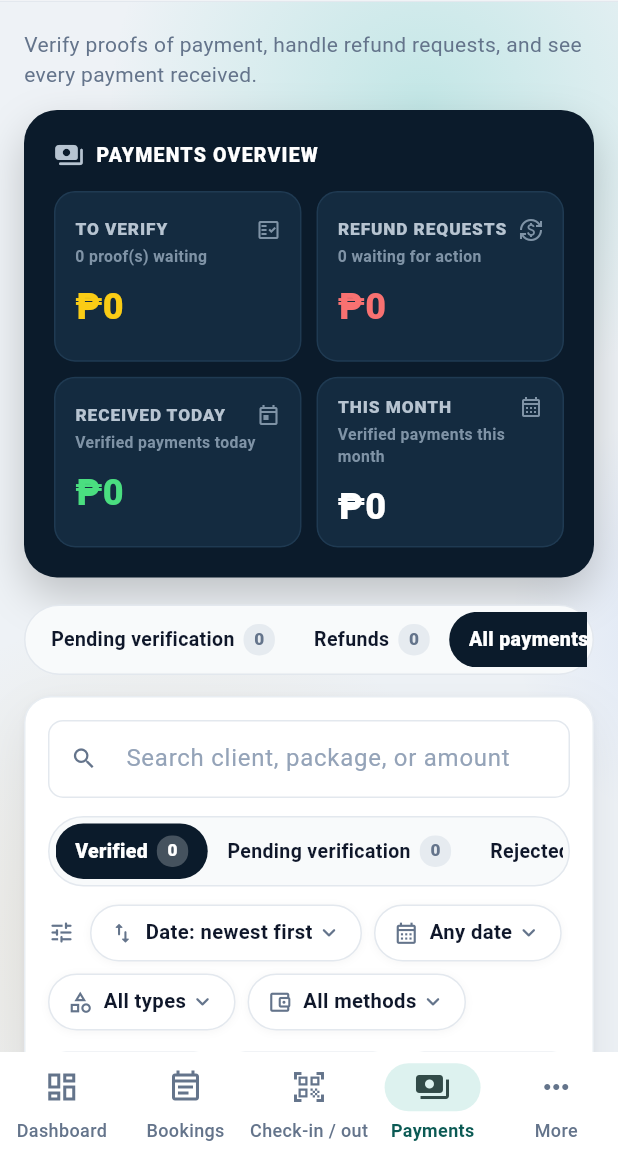
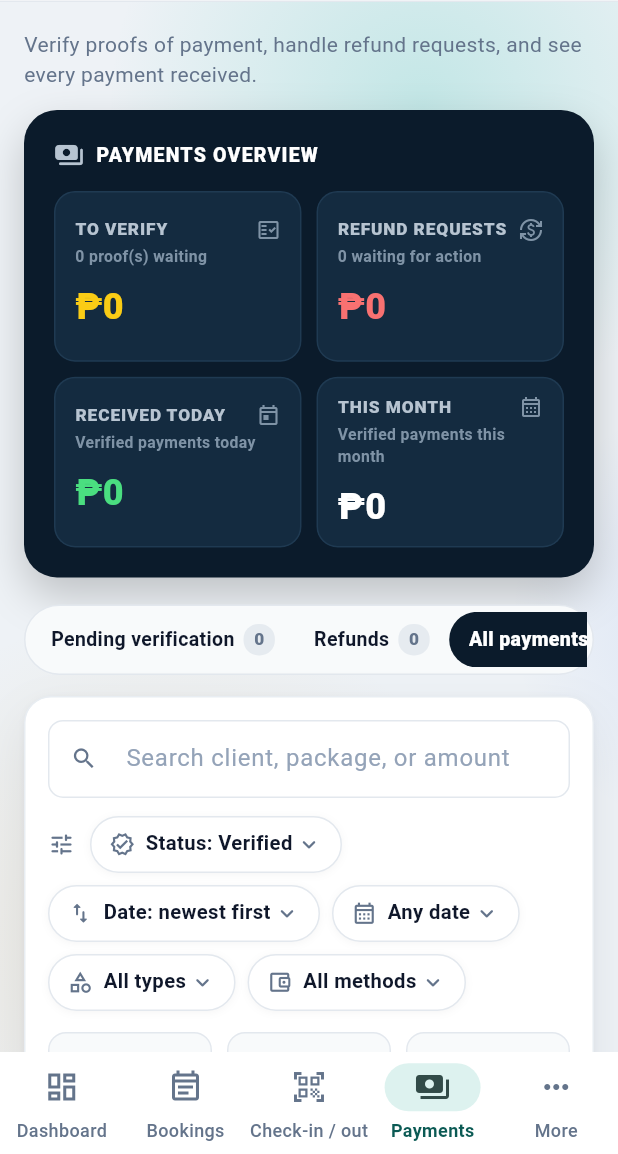
Before and after one commit to kriziabuena34-web/ResortPro, a Flutter app: the AdminDashboardPage screen opened directly, after a tap on "Total collected", after a tap on "REFUND REQUESTS", after a tap on "RECEIVED TODAY", on a phone screen of 412 x 824 dp, the part 82-1236 px from its top. Run offline on Flutter 3.47's test engine with Material 3 defaults, Android fonts, the phone set to English and light mode, and no system bars; our stand-ins replace flutter_local_notifications, flutter_map, geolocator, google_sign_in, image_picker, latlong2 and 5 more; missing offline and left inert: excel, file_saver, mobile_scanner, workmanager; accounts and stored records are empty; network calls fail.

Commit message:
Payments: status dropdown, date presets and calendar, column spacing
Co-Authored-By: Claude Opus 5.5 <noreply@anthropic.com>

Claude-Session: https://claude.ai/code/session_018aPc1BpboXZkenUgfnyGqX

```diff
--- a/resortpro_admin/lib/screens/modules/payments_page.dart
+++ b/resortpro_admin/lib/screens/modules/payments_page.dart
@@ -889,18 +889,19 @@ class _PaymentsPageState extends State<PaymentsPage> {
   // Lahat ng bayad
   // -------------------------------------------------------------------------
 
-  static const _flex = (date: 3, client: 6, type: 3, method: 3, ref: 4, amount: 3, status: 3);
+  static const _flex = (date: 3, client: 6, type: 3, method: 3, ref: 5, amount: 3, status: 3);
   static const _rowPadding = EdgeInsets.fromLTRB(20, 12, 20, 12);
 
-  Widget _cell(int flex, Widget child, {bool end = false}) => Expanded(
+  Widget _cell(int flex, Widget child, {bool end = false, double gap = 20}) => Expanded(
         flex: flex,
         child: Padding(
-          padding: EdgeInsets.only(right: end ? 0 : 14),
+          padding: EdgeInsets.only(right: end ? 0 : gap),
           child: child,
         ),
       );
 
   bool get _anyFilter =>
+      _status != 'verified' ||
       _method != 'all' || _kind != 'all' || _range != null || _sort != _PaySort.newest || _query.trim().isNotEmpty;
 
   List<Widget> _allSection(List<_PaymentEntry> entries, double width) {
@@ -951,12 +952,6 @@ class _PaymentsPageState extends State<PaymentsPage> {
       _PaySort.amountHigh: tr('sortAmountHigh'),
       _PaySort.amountLow: tr('sortAmountLow'),
     };
-    final r = _range;
-    final rangeLabel = r == null
-        ? tr('anyDate')
-        : DateUtils.isSameDay(r.start, r.end)
-            ? formatDate(r.start)
-            : '${formatDate(r.start)} – ${formatDate(r.end)}';
     final table = width >= 900;
 
     Widget mini(String label, String value, Color color) => Expanded(
@@ -993,28 +988,10 @@ class _PaymentsPageState extends State<PaymentsPage> {
           child: Column(
             crossAxisAlignment: CrossAxisAlignment.stretch,
             children: [
-              Wrap(
-                spacing: 16,
-                runSpacing: 12,
-                crossAxisAlignment: WrapCrossAlignment.center,
-                children: [
-                  SizedBox(
-                    width: width >= 900 ? 340 : double.infinity,
-                    child: SearchBox(
-                      controller: _searchController,
-                      hint: tr('searchPaymentsHint'),
-                      onChanged: (v) => setState(() => _query = v),
-                    ),
-                  ),
-                  CountTabs<String>(
-                    value: _status,
-                    onChanged: (v) => setState(() => _status = v),
-                    items: [
-                      for (final s in const ['verified', 'pending', 'rejected', 'all'])
-                        (value: s, label: s == 'all' ? tr('filterAll') : paymentStatusLabel(s), count: count(s)),
-                    ],
-                  ),
-                ],
+              SearchBox(
+                controller: _searchController,
+                hint: tr('searchPaymentsHint'),
+                onChanged: (v) => setState(() => _query = v),
               ),
               const SizedBox(height: 12),
               Wrap(
@@ -1026,7 +1003,31 @@ class _PaymentsPageState extends State<PaymentsPage> {
                     padding: EdgeInsets.only(right: 2),
                     child: Icon(Icons.tune_rounded, size: 18, color: AppColors.muted),
                   ),
+                  PopupMenuButton<String>(
+                    tooltip: tr('pyColStatus'),
+                    position: PopupMenuPosition.under,
+                    onSelected: (v) => setState(() => _status = v),
+                    itemBuilder: (context) => [
+                      for (final st in const ['verified', 'pending', 'rejected', 'all'])
+                        CheckedPopupMenuItem(
+                          value: st,
+                          checked: _status == st,
+                          child: Text('${st == 'all' ? tr('pyAllStatuses') : paymentStatusLabel(st)}  (${count(st)})'),
+                        ),
+                    ],
+                    child: FilterPill(
+                      icon: _status == 'rejected'
+                          ? Icons.block_rounded
+                          : _status == 'pending'
+                              ? Icons.hourglass_top_rounded
+                              : Icons.verified_outlined,
+                      label: _status == 'all' ? tr('pyAllStatuses') : tr('bkStatusChip', {'s': paymentStatusLabel(_status)}),
+                      active: _status != 'verified',
+                      dropdown: true,
+                    ),
+                  ),
                   PopupMenuButton<_PaySort>(
+                    position: PopupMenuPosition.under,
                     tooltip: tr('sortBy'),
                     initialValue: _sort,
                     onSelected: (v) => setState(() => _sort = v),
@@ -1041,25 +1042,10 @@ class _PaymentsPageState extends State<PaymentsPage> {
                       dropdown: true,
                     ),
                   ),
-                  FilterPill(
-                    icon: Icons.calendar_month_outlined,
-                    label: rangeLabel,
-                    active: r != null,
-                    dropdown: r == null,
-                    onTap: () async {
-                      final now = DateTime.now();
-                      final picked = await showDateRangePicker(
-                        context: context,
-                        firstDate: DateTime(now.year - 3),
-                        lastDate: DateTime(now.year + 3, 12, 31),
-                        initialDateRange: r,
-                      );
-                      if (picked != null) setState(() => _range = picked);
-                    },
-                    onClear: () => setState(() => _range = null),
-                  ),
+                  DateRangeFilter(range: _range, onChanged: (v) => setState(() => _range = v)),
                   PopupMenuButton<String>(
                     tooltip: tr('allTypes'),
+                    position: PopupMenuPosition.under,
                     onSelected: (v) => setState(() => _kind = v),
                     itemBuilder: (context) => [
                       for (final k in const ['all', 'downpayment', 'balance'])
@@ -1078,6 +1064,7 @@ class _PaymentsPageState extends State<PaymentsPage> {
                   ),
                   PopupMenuButton<String>(
                     tooltip: tr('allMethods'),
+                    position: PopupMenuPosition.under,
                     onSelected: (v) => setState(() => _method = v),
                     itemBuilder: (context) => [
                       CheckedPopupMenuItem(value: 'all', checked: _method == 'all', child: Text(tr('allMethods'))),
@@ -1094,6 +1081,7 @@ class _PaymentsPageState extends State<PaymentsPage> {
                   if (_anyFilter)
                     TextButton.icon(
                       onPressed: () => setState(() {
+                        _status = 'verified';
                         _method = 'all';
                         _kind = 'all';
                         _range = null;
@@ -1157,7 +1145,7 @@ class _PaymentsPageState extends State<PaymentsPage> {
           h(tr('pyColType'), _flex.type),
           h(tr('pyColMethod'), _flex.method),
           h(tr('pyColRef'), _flex.ref),
-          h(tr('pyColAmount'), _flex.amount, align: TextAlign.right),
+          _cell(_flex.amount, Text(tr('pyColAmount'), textAlign: TextAlign.right, style: _caps), gap: 36),
           h(tr('pyColStatus'), _flex.status, end: true),
         ],
       ),
@@ -1232,6 +1220,7 @@ class _PaymentsPageState extends State<PaymentsPage> {
                 color: e.status == 'rejected' ? AppColors.muted : AppColors.text,
               ),
             ),
+            gap: 36,
           ),
           _cell(_flex.status, Align(alignment: Alignment.centerLeft, child: _statusPill(e.status)), end: true),
         ],
--- a/resortpro_admin/lib/widgets/list_controls.dart
+++ b/resortpro_admin/lib/widgets/list_controls.dart
@@ -96,6 +96,138 @@ class DateRangeChip extends StatelessWidget {
         if (picked != null) onChanged(picked);
       },
       onDeleted: r == null ? null : () => onChanged(null),
+    );
+  }
+}
+
+/// Filter ng petsa: mabilisang pagpili (Today, This month…) o sariling range
+/// sa isang maayos na calendar dialog.
+class DateRangeFilter extends StatelessWidget {
+  const DateRangeFilter({super.key, required this.range, required this.onChanged});
+
+  final DateTimeRange? range;
+  final ValueChanged<DateTimeRange?> onChanged;
+
+  static DateTimeRange _day(DateTime d) => DateTimeRange(start: DateUtils.dateOnly(d), end: DateUtils.dateOnly(d));
+
+  static Map<String, DateTimeRange> presets() {
+    final now = DateUtils.dateOnly(DateTime.now());
+    final weekStart = now.subtract(Duration(days: now.weekday - 1));
+    return {
+      'drToday': _day(now),
+      'drYesterday': _day(now.subtract(const Duration(days: 1))),
+      'drThisWeek': DateTimeRange(start: weekStart, end: weekStart.add(const Duration(days: 6))),
+      'drLast7': DateTimeRange(start: now.subtract(const Duration(days: 6)), end: now),
+      'drThisMonth': DateTimeRange(start: DateTime(now.year, now.month), end: DateTime(now.year, now.month + 1, 0)),
+      'drLastMonth': DateTimeRange(start: DateTime(now.year, now.month - 1), end: DateTime(now.year, now.month, 0)),
+    };
+  }
+
+  static bool _same(DateTimeRange a, DateTimeRange b) =>
+      DateUtils.isSameDay(a.start, b.start) && DateUtils.isSameDay(a.end, b.end);
+
+  /// Calendar na nasa gitna at hindi full screen.
+  static Future<DateTimeRange?> pickCustom(BuildContext context, DateTimeRange? initial) {
+    final now = DateTime.now();
+    return showDateRangePicker(
+      context: context,
+      firstDate: DateTime(now.year - 3),
+      lastDate: DateTime(now.year + 3, 12, 31),
+      initialDateRange: initial,
+      currentDate: now,
+      initialEntryMode: DatePickerEntryMode.calendarOnly,
+      helpText: tr('drPickTitle'),
+      saveText: tr('drApply'),
+      builder: (context, child) {
+        final theme = Theme.of(context);
+        return Theme(
+          data: theme.copyWith(
+            datePickerTheme: theme.datePickerTheme.copyWith(
+              backgroundColor: Colors.white,
+              headerBackgroundColor: AppColors.ink,
+              headerForegroundColor: Colors.white,
+              rangeSelectionBackgroundColor: AppColors.primary.withValues(alpha: 0.12),
+              rangePickerHeaderBackgroundColor: AppColors.ink,
+              rangePickerHeaderForegroundColor: Colors.white,
+              rangePickerBackgroundColor: Colors.white,
+              todayBorder: const BorderSide(color: AppColors.primary),
+              dayShape: WidgetStatePropertyAll(RoundedRectangleBorder(borderRadius: BorderRadius.circular(10))),
+            ),
+          ),
+          child: Center(
+            child: Padding(
+              padding: const EdgeInsets.all(16),
+              child: ConstrainedBox(
+                constraints: const BoxConstraints(maxWidth: 420, maxHeight: 640),
+                child: ClipRRect(
+                  borderRadius: BorderRadius.circular(22),
+                  child: Material(
+                    elevation: 12,
+                    child: child,
+                  ),
+                ),
+              ),
+            ),
+          ),
+        );
+      },
+    );
+  }
+
+  @override
+  Widget build(BuildContext context) {
+    final r = range;
+    final p = presets();
+    String? presetKey;
+    if (r != null) {
+      for (final e in p.entries) {
+        if (_same(e.value, r)) presetKey = e.key;
+      }
+    }
+    final label = r == null
+        ? tr('anyDate')
+        : presetKey != null
+            ? tr(presetKey)
+            : DateUtils.isSameDay(r.start, r.end)
+                ? formatDate(r.start)
+                : '${formatDate(r.start)} – ${formatDate(r.end)}';
+
+    return PopupMenuButton<String>(
+      tooltip: tr('fieldDate'),
+      position: PopupMenuPosition.under,
+      onSelected: (v) async {
+        if (v == '__any') return onChanged(null);
+        if (v == '__custom') {
+          final picked = await pickCustom(context, r);
+          if (picked != null) onChanged(picked);
+          return;
+        }
+        onChanged(p[v]);
+      },
+      itemBuilder: (context) => [
+        CheckedPopupMenuItem(value: '__any', checked: r == null, child: Text(tr('anyDate'))),
+        const PopupMenuDivider(),
+        for (final e in p.entries)
+          CheckedPopupMenuItem(value: e.key, checked: presetKey == e.key, child: Text(tr(e.key))),
+        const PopupMenuDivider(),
+        PopupMenuItem(
+          value: '__custom',
+          child: Row(
+            children: [
+              const Icon(Icons.edit_calendar_outlined, size: 18, color: AppColors.primary),
+              const SizedBox(width: 10),
+              Text(r != null && presetKey == null ? '${tr('drCustom')} ✓' : tr('drCustom')),
+            ],
+          ),
+        ),
+      ],
+      child: FilterPill(
+        icon: Icons.calendar_month_outlined,
+        label: label,
+        active: r != null,
+        dropdown: r == null,
+        onClear: () => onChanged(null),
+      ),
     );
   }
 }
```
Also changed, not shown: resortpro_admin/lib/l10n/app_strings.dart (+30 -0 lines), resortpro_admin/lib/screens/modules/bookings_page.dart (+1 -23 lines).
